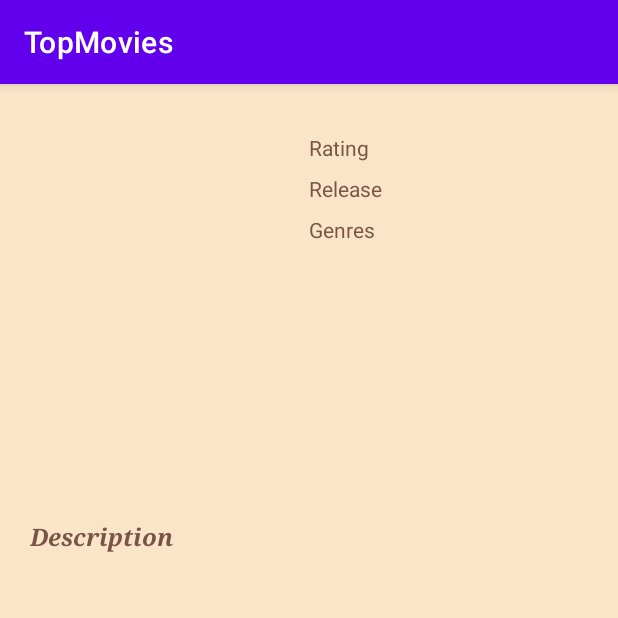
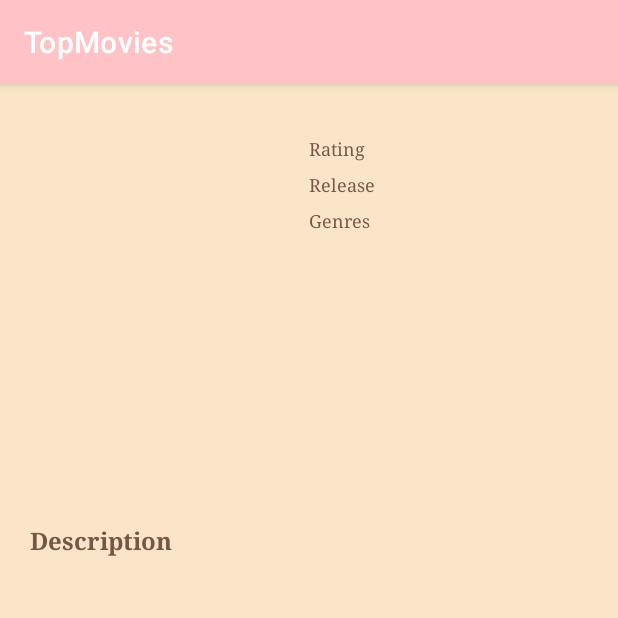
Before and after one commit to OlegDaniv/TopMovies, an Android app: the MovieDetailsActivity screen opened directly, with no data from a screen before it, on a phone screen of 412 x 824 dp, the top half of it. Run offline under Robolectric (Android 15) with nearby library versions, the phone set to English and light mode, and no system bars; pictures from the network do not load.

Commit message:
- added styles - remove deprecated methods

```diff
--- a/app/src/main/java/com/example/topmovies/activity/MoviesActivity.kt
+++ b/app/src/main/java/com/example/topmovies/activity/MoviesActivity.kt
@@ -34,10 +34,9 @@ class MoviesActivity : AppCompatActivity() {
     }
 
     private fun setupViewModel() {
-   moviesViewModel.movies.observe(this) {
+        moviesViewModel.movies.observe(this) {
             moviesAdapter.apply {
                 setMovieList(it)
-                notifyItemRangeChanged(0, it.size)
             }
         }
     }
--- a/app/src/main/res/layout/activity_details_movie.xml
+++ b/app/src/main/res/layout/activity_details_movie.xml
@@ -4,7 +4,6 @@
     xmlns:tools="http://schemas.android.com/tools"
     android:layout_width="match_parent"
     android:layout_height="match_parent"
-    android:background="@color/background_peach"
     tools:context=".activity.MovieDetailsActivity">
 
     <ImageView
@@ -20,27 +19,21 @@
 
     <TextView
         android:id="@+id/textview_movie_details_title_description"
+        style="@style/text_medium.roxy_brown.bold.serif"
         android:layout_width="wrap_content"
         android:layout_height="wrap_content"
         android:layout_marginStart="@dimen/margin_all_medium"
         android:layout_marginTop="@dimen/margin_all_small"
         android:text="@string/movie_details_description_title"
-        android:textColor="@color/text_color_roxy_brown"
-        android:textSize="@dimen/text_size_all_medium"
-        android:textStyle="bold|italic"
-        android:typeface="serif"
         app:layout_constraintStart_toStartOf="@+id/imageview_movie_details_image"
         app:layout_constraintTop_toBottomOf="@id/imageview_movie_details_image" />
 
     <TextView
         android:id="@+id/textview_movie_details_description"
+        style="@style/text_small.roxy_brown.serif"
         android:layout_width="0dp"
         android:layout_height="wrap_content"
-        android:layout_marginStart="@dimen/margin_all_medium"
-        android:layout_marginTop="@dimen/margin_all_small"
-        android:layout_marginEnd="@dimen/margin_all_medium"
-        android:textColor="@color/text_color_roxy_brown"
-        android:typeface="serif"
+        android:layout_margin="@dimen/margin_all_medium"
         app:layout_constraintEnd_toEndOf="parent"
         app:layout_constraintStart_toStartOf="parent"
         app:layout_constraintTop_toBottomOf="@id/textview_movie_details_title_description" />
@@ -54,32 +47,30 @@
 
     <TextView
         android:id="@+id/textview_movie_details_movie_title"
+        style="@style/text_large.roxy_brown.bold.serif"
         android:layout_width="wrap_content"
         android:layout_height="wrap_content"
-        android:textColor="@color/text_color_roxy_brown"
-        android:textSize="@dimen/text_size_all_large"
-        android:textStyle="bold"
         app:layout_constraintEnd_toEndOf="parent"
         app:layout_constraintStart_toStartOf="parent"
         app:layout_constraintTop_toTopOf="parent" />
 
     <TextView
         android:id="@+id/textview_movie_details_rating_title"
+        style="@style/text_small.roxy_brown.serif"
         android:layout_width="wrap_content"
         android:layout_height="wrap_content"
         android:text="@string/movie_details_rating_title"
-        android:textColor="@color/text_color_roxy_brown"
         app:layout_constraintStart_toStartOf="@+id/guideline_movie_details"
         app:layout_constraintTop_toTopOf="@id/imageview_movie_details_image" />
 
     <TextView
         android:id="@+id/textview_movie_details_rating_number"
+        style="@style/text_small.roxy_brown.serif"
         android:layout_width="0dp"
         android:layout_height="wrap_content"
         android:layout_marginStart="@dimen/margin_all_small"
         android:layout_marginEnd="@dimen/margin_all_small"
         android:gravity="end"
-        android:textColor="@color/text_color_roxy_brown"
         app:layout_constraintEnd_toEndOf="parent"
         app:layout_constraintStart_toEndOf="@+id/textview_movie_details_rating_title"
         app:layout_constraintTop_toTopOf="@id/textview_movie_details_rating_title" />
@@ -88,6 +79,7 @@
         android:id="@+id/textview_movie_details_genres_title"
         android:layout_width="wrap_content"
         android:layout_height="wrap_content"
+        style="@style/text_small.roxy_brown.serif"
         android:layout_marginTop="@dimen/margin_all_small"
         android:text="@string/movie_details_genres_title"
         android:textColor="@color/text_color_roxy_brown"
@@ -99,6 +91,7 @@
         android:layout_width="0dp"
         android:layout_height="wrap_content"
         android:layout_marginStart="@dimen/margin_all_small"
+        style="@style/text_small.roxy_brown.serif"
         android:layout_marginEnd="@dimen/margin_all_small"
         android:gravity="end"
         android:textColor="@color/text_color_roxy_brown"
@@ -108,17 +101,18 @@
 
     <TextView
         android:id="@+id/textview_movie_details_date_release_title"
+        style="@style/text_small.roxy_brown.serif"
         android:layout_width="wrap_content"
         android:layout_height="wrap_content"
         android:layout_marginTop="@dimen/margin_all_small"
         android:text="@string/movie_details_date_release_title"
-        android:textColor="@color/text_color_roxy_brown"
         app:layout_constraintStart_toStartOf="@+id/guideline_movie_details"
         app:layout_constraintTop_toBottomOf="@id/textview_movie_details_rating_title" />
 
     <TextView
         android:id="@+id/textview_movie_details_date_release_source"
         android:layout_width="0dp"
+        style="@style/text_small.roxy_brown.serif"
         android:layout_height="wrap_content"
         android:layout_marginStart="@dimen/margin_all_small"
         android:layout_marginEnd="@dimen/margin_all_small"
--- a/app/src/main/res/layout/activity_movies.xml
+++ b/app/src/main/res/layout/activity_movies.xml
@@ -9,7 +9,5 @@
         android:id="@+id/recyclerview_movies_activity"
         android:layout_width="match_parent"
         android:layout_height="match_parent"
-        android:background="@color/background_peach"
         tools:listitem="@layout/item_layout" />
-
 </androidx.swiperefreshlayout.widget.SwipeRefreshLayout>
--- a/app/src/main/res/values/colors.xml
+++ b/app/src/main/res/values/colors.xml
@@ -16,4 +16,6 @@
     <color name="button_color_tanager_turquoise">#8FDDE7</color>
     <color name="text_rank_up">#43A047</color>
     <color name="text_rank_down">#E53935</color>
+    <color name="rosewater">#FFC2C7</color>
+    <color name="raspberry">#D43D68</color>
 </resources>
--- a/app/src/main/res/values/strings.xml
+++ b/app/src/main/res/values/strings.xml
@@ -2,10 +2,11 @@
     <string name="app_name">TopMovies</string>
     <string name="item_layout_rank_title">Rank:</string>
     <string name="item_layout_year_title">Year:</string>
-    <string name="main_activity_button_start">Let Start</string>
+    <string name="main_activity_button_start">Let\'s Start</string>
     <string name="movie_details_description_title">Description</string>
     <string name="movie_details_rating_title">Rating</string>
     <string name="movie_details_genres_title">Genres</string>
     <string name="movie_details_date_release_title">Release</string>
-    <string name="image_movie_description">movie_image</string>
+    <string name="image_movie_description">Movie image</string>
+    <string name="item_layout_previous_rank_title">Previous rank:</string>
 </resources>
--- /dev/null
+++ b/app/src/main/res/values/text_styles.xml
@@ -0,0 +1,64 @@
+<?xml version="1.0" encoding="utf-8"?>
+<resources>
+
+    <style name="text_small">
+        <item name="android:textSize">12sp</item>
+    </style>
+
+    <style name="text_small.fresh_ivy_green">
+        <item name="android:textColor">@color/text_color_fresh_ivy_green</item>
+    </style>
+
+    <style name="text_small.fresh_ivy_green.bold">
+        <item name="android:textStyle">bold</item>
+    </style>
+
+    <style name="text_medium">
+        <item name="android:textSize">16sp</item>
+    </style>
+
+    <style name="text_medium.fresh_ivy_green.bold">
+        <item name="android:textStyle">bold</item>
+    </style>
+
+    <style name="text_medium.fresh_ivy_green">
+        <item name="android:textColor">@color/text_color_fresh_ivy_green</item>
+    </style>
+
+    <style name="text_medium.roxy_brown">
+        <item name="android:textColor">@color/text_color_roxy_brown</item>
+    </style>
+
+    <style name="text_small.roxy_brown">
+        <item name="android:textColor">@color/text_color_roxy_brown</item>
+    </style>
+
+    <style name="text_medium.roxy_brown.bold">
+        <item name="android:textStyle">bold</item>
+    </style>
+
+    <style name="text_medium.roxy_brown.bold.serif">
+        <item name="android:typeface">serif</item>
+    </style>
+
+    <style name="text_small.roxy_brown.serif">
+        <item name="android:typeface">serif</item>
+    </style>
+
+    <style name="text_large">
+        <item name="android:textSize">20sp</item>
+    </style>
+
+    <style name="text_large.roxy_brown">
+        <item name="android:textColor">@color/text_color_roxy_brown</item>
+    </style>
+
+    <style name="text_large.roxy_brown.bold">
+        <item name="android:textStyle">bold</item>
+    </style>
+
+    <style name="text_large.roxy_brown.bold.serif">
+        <item name="android:typeface">serif</item>
+    </style>
+
+</resources>
--- a/app/src/main/res/values/themes.xml
+++ b/app/src/main/res/values/themes.xml
@@ -1,16 +1,17 @@
-<resources xmlns:tools="http://schemas.android.com/tools">
+<resources>
     <!-- Base application theme. -->
     <style name="Theme.TopMovies" parent="Theme.MaterialComponents.DayNight.DarkActionBar">
         <!-- Primary brand color. -->
-        <item name="colorPrimary">@color/purple_500</item>
-        <item name="colorPrimaryVariant">@color/purple_700</item>
+        <item name="colorPrimary">@color/rosewater</item>
+        <item name="colorPrimaryVariant">@color/raspberry</item>
         <item name="colorOnPrimary">@color/white</item>
         <!-- Secondary brand color. -->
         <item name="colorSecondary">@color/teal_200</item>
         <item name="colorSecondaryVariant">@color/teal_700</item>
         <item name="colorOnSecondary">@color/black</item>
         <!-- Status bar color. -->
-        <item name="android:statusBarColor" tools:targetApi="l">?attr/colorPrimaryVariant</item>
+        <item name="android:statusBarColor">?attr/colorPrimaryVariant</item>
         <!-- Customize your theme here. -->
+        <item name="android:colorBackground">@color/background_peach</item>
     </style>
 </resources>
```
Also changed, not shown: app/src/main/java/com/example/topmovies/adapter/MoviesAdapter.kt (+4 -6 lines), app/src/main/res/layout/activity_main.xml (+3 -9 lines), app/src/main/res/layout/item_layout.xml (+14 -27 lines), app/src/main/res/values/styles.xml (added, +10 -0 lines).
